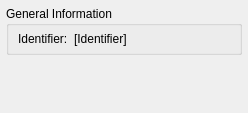
This is ThorlabsFF/dockWidgetThorlabsFF.ui in itom-project/plugins as Qt 5 draws it before an edit. The edited form follows.
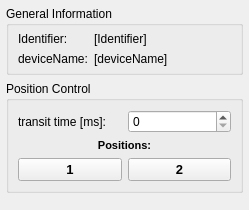
This is the edited form.

Commit message: ThorlabsFF: plugin is finished - added dockWidget, deleted dialog since there is only one parameter to change - added docs

```diff
--- a/ThorlabsFF/dockWidgetThorlabsFF.ui
+++ b/ThorlabsFF/dockWidgetThorlabsFF.ui
@@ -6,8 +6,8 @@
    <rect>
     <x>0</x>
     <y>0</y>
-    <width>248</width>
-    <height>113</height>
+    <width>249</width>
+    <height>210</height>
    </rect>
   </property>
   <property name="minimumSize">
@@ -55,14 +55,21 @@
      <property name="title">
       <string>General Information</string>
      </property>
-     <layout class="QHBoxLayout" name="horizontalLayout">
+     <layout class="QGridLayout" name="gridLayout">
       <property name="topMargin">
        <number>6</number>
       </property>
       <property name="bottomMargin">
        <number>6</number>
       </property>
-      <item>
+      <item row="1" column="1">
+       <widget class="QLabel" name="lblDeviceName">
+        <property name="text">
+         <string>[deviceName]</string>
+        </property>
+       </widget>
+      </item>
+      <item row="0" column="0">
        <widget class="QLabel" name="lbl1">
         <property name="sizePolicy">
          <sizepolicy hsizetype="Maximum" vsizetype="Preferred">
@@ -75,10 +82,81 @@
         </property>
        </widget>
       </item>
-      <item>
+      <item row="0" column="1">
        <widget class="QLabel" name="lblIdentifier">
         <property name="text">
          <string>[Identifier]</string>
+        </property>
+       </widget>
+      </item>
+      <item row="1" column="0">
+       <widget class="QLabel" name="label">
+        <property name="text">
+         <string>deviceName:</string>
+        </property>
+       </widget>
+      </item>
+     </layout>
+    </widget>
+   </item>
+   <item>
+    <widget class="QGroupBox" name="groupBox">
+     <property name="title">
+      <string>Position Control</string>
+     </property>
+     <layout class="QGridLayout" name="gridLayout_2">
+      <item row="2" column="1">
+       <widget class="QPushButton" name="btnPos2">
+        <property name="font">
+         <font>
+          <pointsize>10</pointsize>
+          <weight>75</weight>
+          <bold>true</bold>
+         </font>
+        </property>
+        <property name="text">
+         <string>2</string>
+        </property>
+       </widget>
+      </item>
+      <item row="2" column="0">
+       <widget class="QPushButton" name="btnPos1">
+        <property name="font">
+         <font>
+          <pointsize>10</pointsize>
+          <weight>75</weight>
+          <bold>true</bold>
+         </font>
+        </property>
+        <property name="text">
+         <string>1</string>
+        </property>
+       </widget>
+      </item>
+      <item row="0" column="0">
+       <widget class="QLabel" name="label_3">
+        <property name="text">
+         <string>transit time [ms]:</string>
+        </property>
+       </widget>
+      </item>
+      <item row="0" column="1">
+       <widget class="QSpinBox" name="sBoxTransitTime"/>
+      </item>
+      <item row="1" column="0" colspan="2">
+       <widget class="QLabel" name="label_4">
+        <property name="font">
+         <font>
+          <pointsize>8</pointsize>
+          <weight>75</weight>
+          <bold>true</bold>
+         </font>
+        </property>
+        <property name="text">
+         <string>Positions:</string>
+        </property>
+        <property name="alignment">
+         <set>Qt::AlignCenter</set>
         </property>
        </widget>
       </item>
```
The commit also changes 10 other files.
